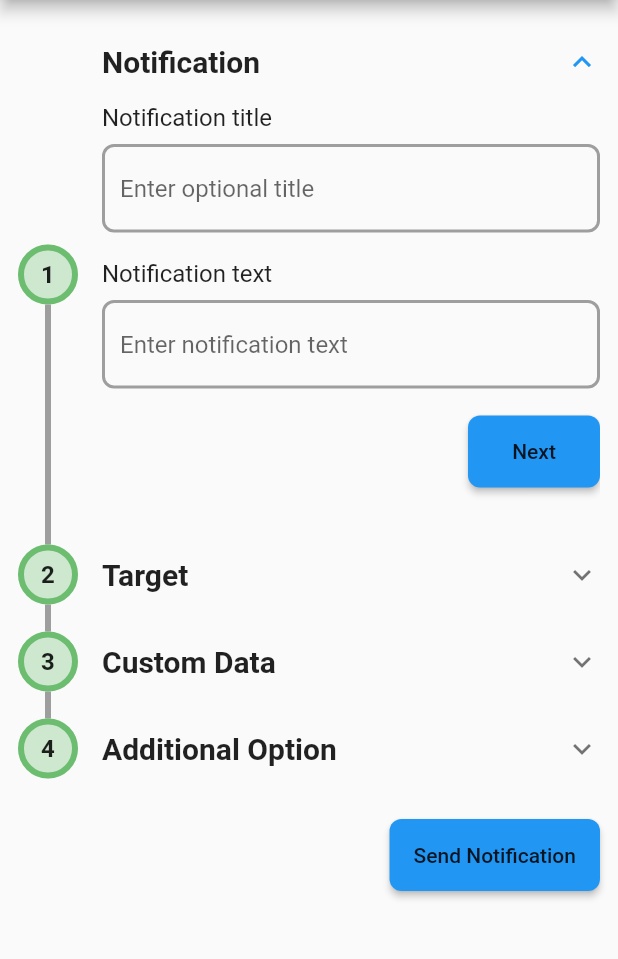
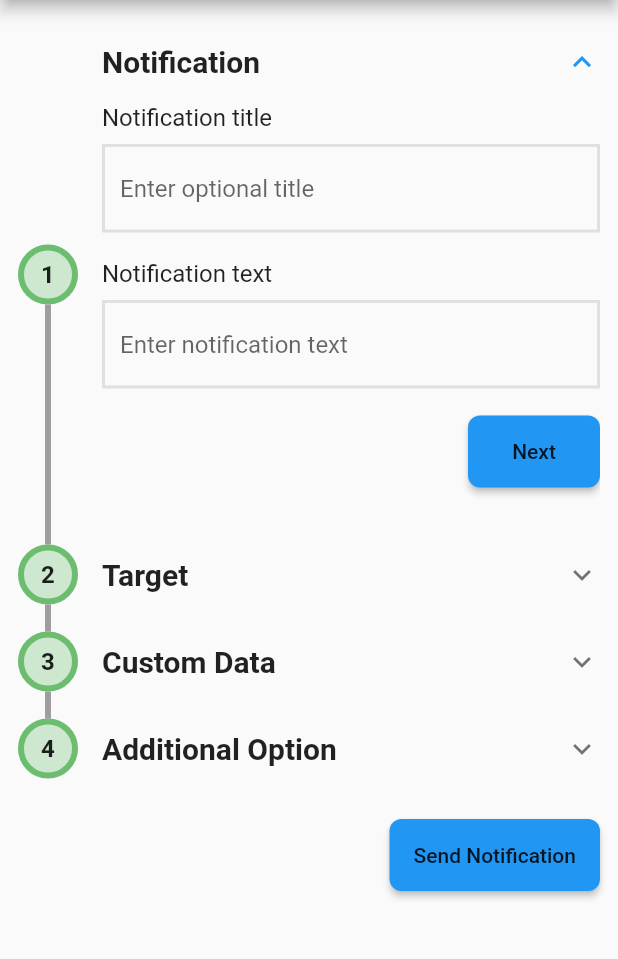
Before and after one commit to Dhaval2404/firebase-messaging-console, a Flutter app: the screen it shows after launch, on a phone screen of 412 x 824 dp, the part 84-1043 px from its top. Run offline on Flutter 3.47's test engine with Material 2 defaults, Android fonts, the phone set to English and light mode, and no system bars; drawn by our look-alikes of timeline_tile; our stand-ins replace dio, retrofit; missing offline and left inert: pretty_json; generated files the repository leaves out were written again.

Commit message:
UI Enhancement

```diff
--- a/lib/main.dart
+++ b/lib/main.dart
@@ -19,19 +19,19 @@ class MyApp extends StatelessWidget {
         inputDecorationTheme: InputDecorationTheme(
           focusedBorder: OutlineInputBorder(
             borderSide: BorderSide(color: Colors.grey[800], width: 2.0),
-            borderRadius: BorderRadius.circular(8.0),
+            borderRadius: BorderRadius.circular(0),
           ),
           enabledBorder: OutlineInputBorder(
-            borderSide: BorderSide(color: Colors.grey[500], width: 2.0),
-            borderRadius: BorderRadius.circular(8.0),
+            borderSide: BorderSide(color: Colors.grey[300], width: 2.0),
+            borderRadius: BorderRadius.circular(0),
           ),
           focusedErrorBorder: OutlineInputBorder(
             borderSide: BorderSide(color: Colors.red[500], width: 2.0),
-            borderRadius: BorderRadius.circular(8.0),
+            borderRadius: BorderRadius.circular(0),
           ),
           errorBorder: OutlineInputBorder(
             borderSide: BorderSide(color: Colors.red[500], width: 2.0),
-            borderRadius: BorderRadius.circular(8.0),
+            borderRadius: BorderRadius.circular(0),
           ),
         ),
         buttonColor: Colors.blue,
--- a/lib/src/screens/custom_data_form.dart
+++ b/lib/src/screens/custom_data_form.dart
@@ -33,14 +33,6 @@ class _CustomFormState extends State<CustomForm> {
   List<Widget> _customData() {
     return <Widget>[
       _paramList(),
-      SizedBox(height: 18),
-      Align(
-        alignment: Alignment.centerRight,
-        child: RaisedButton(
-          onPressed: () {},
-          child: Text("Next"),
-        ),
-      )
     ];
   }
 
@@ -50,7 +42,9 @@ class _CustomFormState extends State<CustomForm> {
       widgets.add(_paramItem(entry));
       widgets.add(SizedBox(height: 16));
     }
-    widgets.add(RaisedButton.icon(
+    widgets.add(SizedBox(
+      width: double.infinity,
+      child: RaisedButton.icon(
         onPressed: () {
           setState(() {
             _params[TextEditingController()] = TextEditingController();
@@ -58,13 +52,15 @@ class _CustomFormState extends State<CustomForm> {
         },
         icon: Icon(Icons.add),
         label: Text("Add new"),
+      ),
     ));
     return Column(
       children: widgets,
     );
   }
 
-  Widget _paramItem(MapEntry<TextEditingController, TextEditingController> param) {
+  Widget _paramItem(
+      MapEntry<TextEditingController, TextEditingController> param) {
     return Row(
       mainAxisAlignment: MainAxisAlignment.spaceBetween,
       crossAxisAlignment: CrossAxisAlignment.center,
@@ -75,13 +71,13 @@ class _CustomFormState extends State<CustomForm> {
             decoration: InputDecoration(hintText: "Key"),
           ),
         ),
-        SizedBox(width: 6),
         Flexible(
           flex: 2,
           child: TextFormField(
             decoration: InputDecoration(hintText: "Value"),
           ),
         ),
+        SizedBox(width: 8),
         IconButton(
           iconSize: 36,
           onPressed: () {
--- a/lib/src/screens/target_form.dart
+++ b/lib/src/screens/target_form.dart
@@ -59,9 +59,7 @@ class _TargetFormState extends State<TargetForm> {
     ];
   }
 
-
   Widget _tokens() {
-    var isFirst = true;
     var widgets = <Widget>[];
     for (var controller in _controllers) {
       var widget = Container(
@@ -77,35 +75,33 @@ class _TargetFormState extends State<TargetForm> {
                   decoration: InputDecoration(),
                 ),
               ),
-              Visibility(
-                visible: isFirst,
-                child: IconButton(
-                  iconSize: 32,
-                  onPressed: () {
-                    setState(() {
-                      _controllers.add(TextEditingController(text: ""));
-                    });
-                  },
-                  icon: Icon(Icons.add_circle),
-                ),
-              ),
-              Visibility(
-                visible: !isFirst,
-                child: IconButton(
+              SizedBox(width: 8),
+              IconButton(
                 iconSize: 32,
                 onPressed: () {
                   setState(() {
                     _controllers.remove(controller);
                   });
                 },
-                  icon: Icon(Icons.remove_circle),
-                ),
+                icon: Icon(Icons.delete),
               ),
             ],
           ));
-      isFirst = false;
       widgets.add(widget);
     }
+
+    widgets.add(SizedBox(
+      width: double.infinity,
+      child: RaisedButton.icon(
+        onPressed: () {
+          setState(() {
+            _controllers.add(TextEditingController());
+          });
+        },
+        icon: Icon(Icons.add),
+        label: Text("Add new"),
+      ),
+    ));
 
     return Column(
       children: widgets,
```
Lines whose indentation alone changed are shown as unchanged.
